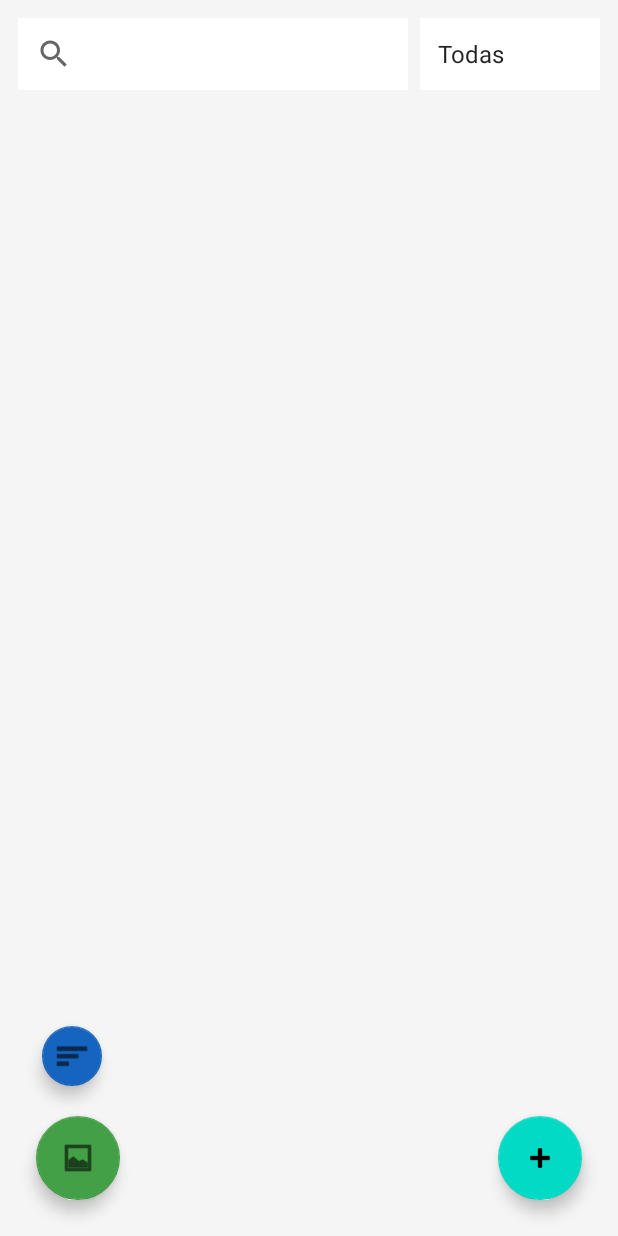
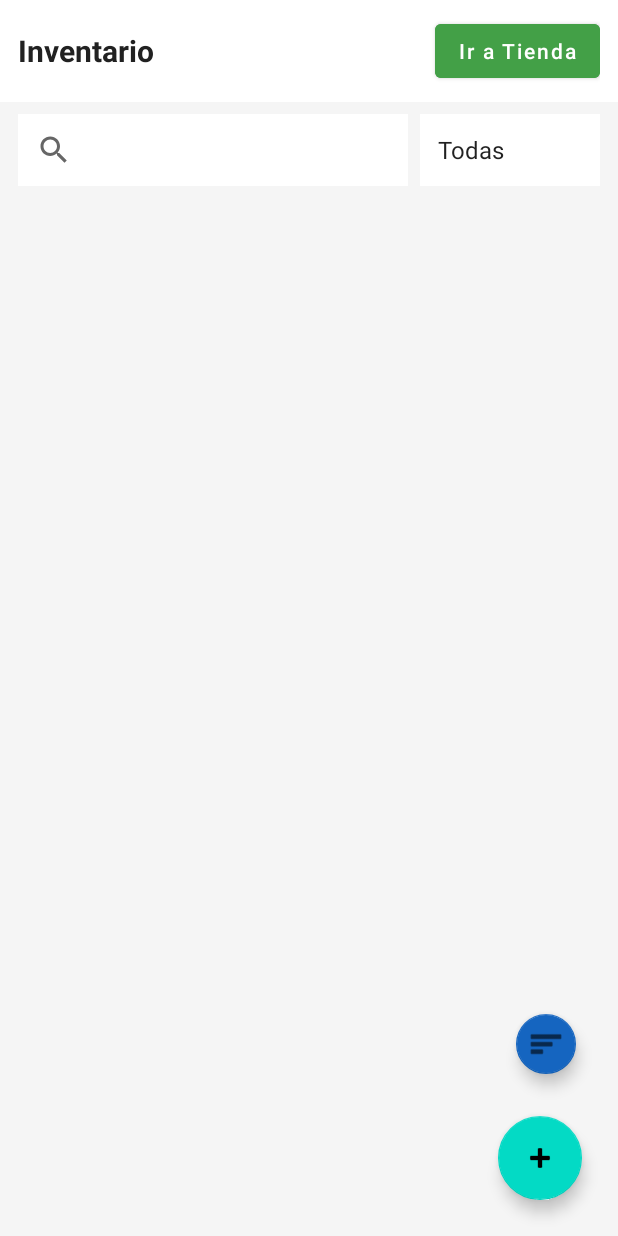
Before and after one commit to ElGeramaster/InventarioAPP, an Android app: the screen it shows after launch (MainActivity), on a phone screen of 412 x 824 dp. Run offline under Robolectric (Android 15) with nearby library versions, the phone set to English and light mode, and no system bars; our stand-ins replace Room's generated code.

Commit message:
Replace hidden FAB with visible top bar button to open Tienda
- Add header bar at top of MainActivity with title "Inventario" and a
  green "Ir a Tienda" button that is always visible
- Move Resumen FAB to mini button above the Agregar FAB (bottom-right)
- Remove fabTienda (was overlapping/invisible on some devices)

https://claude.ai/code/session_01Dg6MRbRfU8jMrVj3o6UQGA

```diff
--- a/app/src/main/java/com/example/inventario/MainActivity.kt
+++ b/app/src/main/java/com/example/inventario/MainActivity.kt
@@ -66,8 +66,7 @@ class MainActivity : AppCompatActivity() {
             startActivity(Intent(this, ReportesActivity::class.java))
         }
 
-        val fabTienda = findViewById<FloatingActionButton>(R.id.fabTienda)
-        fabTienda.setOnClickListener {
+        findViewById<android.widget.Button>(R.id.btnIrTienda).setOnClickListener {
             startActivity(Intent(this, TiendaActivity::class.java))
         }
 
--- a/app/src/main/res/layout/activity_main.xml
+++ b/app/src/main/res/layout/activity_main.xml
@@ -6,14 +6,56 @@
     android:layout_height="match_parent"
     android:background="#F5F5F5">
 
+    <!-- Barra superior con botón de Tienda -->
+    <LinearLayout
+        android:id="@+id/layoutTopBar"
+        android:layout_width="0dp"
+        android:layout_height="wrap_content"
+        android:orientation="horizontal"
+        android:gravity="center_vertical"
+        android:paddingStart="12dp"
+        android:paddingEnd="12dp"
+        android:paddingTop="10dp"
+        android:paddingBottom="10dp"
+        android:background="#FFFFFF"
+        app:layout_constraintTop_toTopOf="parent"
+        app:layout_constraintStart_toStartOf="parent"
+        app:layout_constraintEnd_toEndOf="parent">
+
+        <TextView
+            android:layout_width="0dp"
+            android:layout_height="wrap_content"
+            android:layout_weight="1"
+            android:text="Inventario"
+            android:textSize="20sp"
+            android:textStyle="bold"
+            android:textColor="#212121"/>
+
+        <Button
+            android:id="@+id/btnIrTienda"
+            android:layout_width="wrap_content"
+            android:layout_height="wrap_content"
+            android:text="Ir a Tienda"
+            android:textAllCaps="false"
+            android:textColor="#FFFFFF"
+            android:textSize="14sp"
+            android:backgroundTint="#43A047"
+            android:paddingStart="16dp"
+            android:paddingEnd="16dp"/>
+
+    </LinearLayout>
+
+    <!-- Barra de búsqueda y categoría -->
     <LinearLayout
         android:id="@+id/layoutBusqueda"
         android:layout_width="0dp"
         android:layout_height="wrap_content"
-        android:layout_margin="12dp"
+        android:layout_marginStart="12dp"
+        android:layout_marginEnd="12dp"
+        android:layout_marginTop="8dp"
         android:orientation="horizontal"
         android:gravity="center_vertical"
-        app:layout_constraintTop_toTopOf="parent"
+        app:layout_constraintTop_toBottomOf="@id/layoutTopBar"
         app:layout_constraintStart_toStartOf="parent"
         app:layout_constraintEnd_toEndOf="parent">
 
@@ -49,6 +91,7 @@
         app:layout_constraintStart_toStartOf="parent"
         app:layout_constraintEnd_toEndOf="parent"/>
 
+    <!-- FAB Agregar producto -->
     <com.google.android.material.floatingactionbutton.FloatingActionButton
         android:id="@+id/fabAgregar"
         android:layout_width="wrap_content"
@@ -59,28 +102,18 @@
         app:layout_constraintBottom_toBottomOf="parent"
         app:layout_constraintEnd_toEndOf="parent"/>
 
-    <com.google.android.material.floatingactionbutton.FloatingActionButton
-        android:id="@+id/fabTienda"
-        android:layout_width="wrap_content"
-        android:layout_height="wrap_content"
-        android:layout_margin="24dp"
-        android:src="@android:drawable/ic_menu_gallery"
-        android:contentDescription="Abrir tienda"
-        app:backgroundTint="#43A047"
-        app:layout_constraintBottom_toBottomOf="parent"
-        app:layout_constraintStart_toStartOf="parent"/>
-
+    <!-- FAB Resumen -->
     <com.google.android.material.floatingactionbutton.FloatingActionButton
         android:id="@+id/fabResumen"
         android:layout_width="wrap_content"
         android:layout_height="wrap_content"
-        android:layout_marginStart="24dp"
-        android:layout_marginBottom="16dp"
+        android:layout_marginEnd="24dp"
+        android:layout_marginBottom="24dp"
         android:src="@android:drawable/ic_menu_sort_by_size"
         android:contentDescription="Ver resumen"
         app:backgroundTint="#1565C0"
         app:fabSize="mini"
-        app:layout_constraintBottom_toTopOf="@id/fabTienda"
-        app:layout_constraintStart_toStartOf="parent"/>
+        app:layout_constraintBottom_toTopOf="@id/fabAgregar"
+        app:layout_constraintEnd_toEndOf="parent"/>
 
 </androidx.constraintlayout.widget.ConstraintLayout>
```
